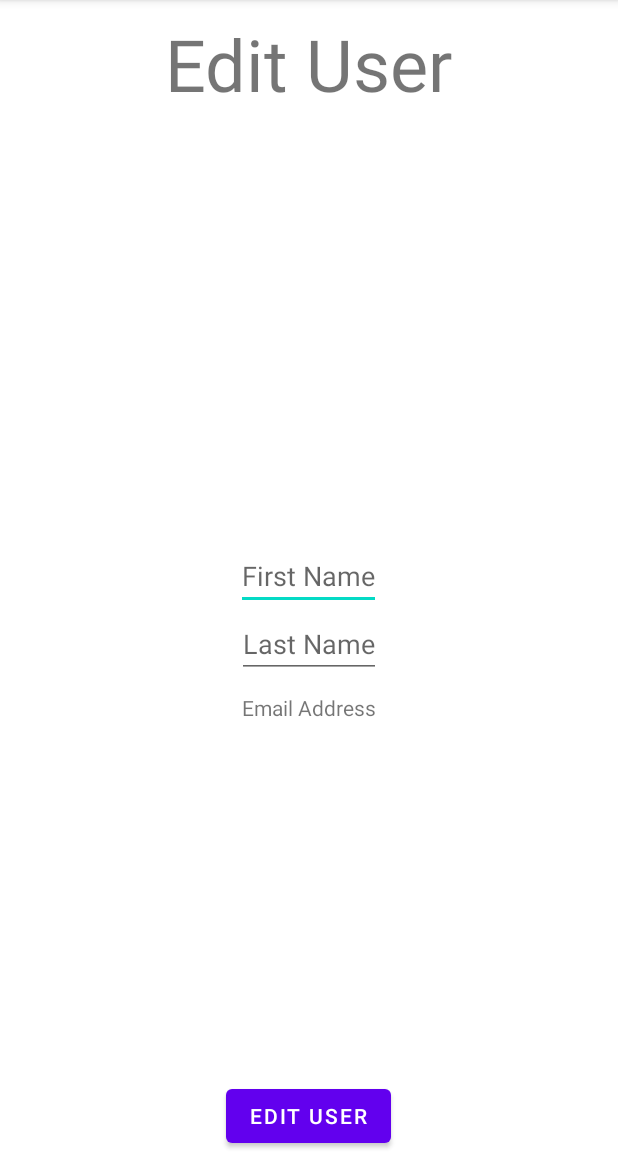
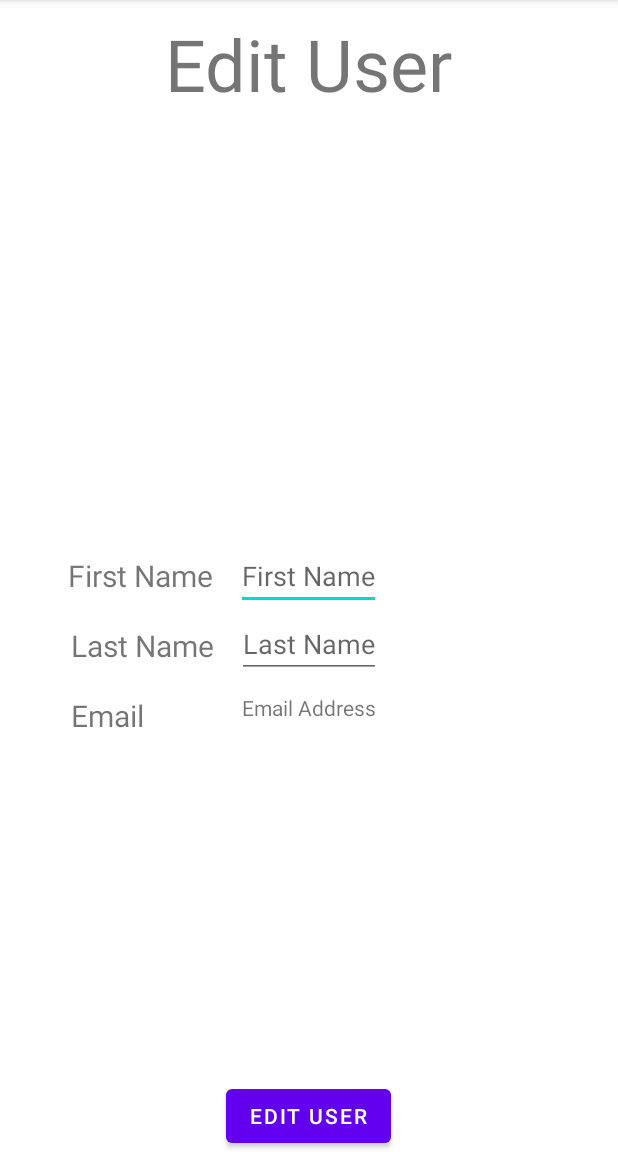
Before and after one commit to KB-Kangbok/pomodoro_timetracker, an Android app: the EditUserActivity screen opened directly, with no data from a screen before it, on a phone screen of 412 x 824 dp, the part 84-1236 px from its top. Run offline under Robolectric (Android 15) with nearby library versions, the phone set to English and light mode, and no system bars; our stand-ins replace Volley; network calls fail.

Commit message:
Add labels

```diff
--- a/PTTMobile2/app/src/main/res/layout/activity_edit_user.xml
+++ b/PTTMobile2/app/src/main/res/layout/activity_edit_user.xml
@@ -3,6 +3,38 @@
     xmlns:android="http://schemas.android.com/apk/res/android"
     android:layout_width="match_parent"
     android:layout_height="match_parent">
+
+    <TextView
+        android:id="@+id/textView3"
+        android:layout_width="wrap_content"
+        android:layout_height="wrap_content"
+        android:layout_centerInParent="true"
+        android:layout_marginRight="15dp"
+        android:layout_toLeftOf="@id/userFirstNameEdit"
+        android:text="First Name"
+        android:textSize="20sp" />
+
+    <TextView
+        android:id="@+id/textView9"
+        android:layout_width="wrap_content"
+        android:layout_height="wrap_content"
+        android:layout_below="@+id/textView3"
+
+        android:layout_marginStart="47dp"
+        android:layout_marginTop="19dp"
+        android:text="Last Name"
+        android:textSize="20sp" />
+
+    <TextView
+        android:id="@+id/textView10"
+        android:layout_width="wrap_content"
+        android:layout_height="wrap_content"
+        android:layout_below="@+id/textView9"
+
+        android:layout_marginStart="47dp"
+        android:layout_marginTop="19dp"
+        android:text="Email"
+        android:textSize="20sp" />
 
     <TextView
         android:layout_width="wrap_content"
@@ -18,8 +50,8 @@
         android:id="@+id/userFirstNameEdit"
         android:layout_width="wrap_content"
         android:layout_height="wrap_content"
-        android:hint="First Name"
-        android:layout_centerInParent="true">
+        android:layout_centerInParent="true"
+        android:hint="First Name">
 
     </EditText>
 
@@ -34,12 +66,12 @@
     </EditText>
 
     <TextView
-        android:layout_marginVertical="10dp"
         android:id="@+id/userEmailEdit"
         android:layout_width="wrap_content"
         android:layout_height="wrap_content"
         android:layout_below="@+id/userLastNameEdit"
         android:layout_centerHorizontal="true"
+        android:layout_marginVertical="10dp"
         android:text="Email Address">
 
     </TextView>
```
Also changed, not shown: PTTMobile2/app/src/main/res/layout/activity_create_user.xml (+32 -0 lines).
